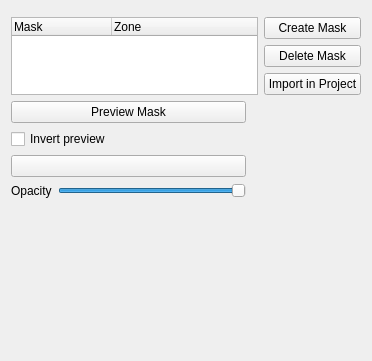
The window that src/ui/maskmanage_ui.ui (KDE/kdenlive) describes before a commit, drawn with Qt 5.
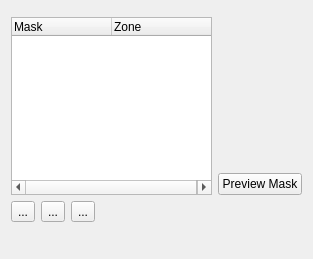
The same window after the commit. Icons and pictures are not drawn. Custom widgets are drawn as their Qt base class.

Commit message: Move mask display control to monitor toolbar

Diff of the .ui file:
```diff
--- a/src/ui/maskmanage_ui.ui
+++ b/src/ui/maskmanage_ui.ui
@@ -10,39 +10,36 @@
    <rect>
     <x>0</x>
     <y>0</y>
-    <width>372</width>
-    <height>361</height>
+    <width>313</width>
+    <height>259</height>
    </rect>
   </property>
   <property name="windowTitle">
    <string>Form</string>
   </property>
   <layout class="QGridLayout" name="gridLayout">
-   <item row="8" column="0">
-    <layout class="QHBoxLayout" name="horizontalLayout">
-     <item>
-      <widget class="QLabel" name="label">
-       <property name="text">
-        <string>Opacity</string>
-       </property>
-      </widget>
-     </item>
-     <item>
-      <widget class="QSlider" name="opacity">
-       <property name="maximum">
-        <number>100</number>
-       </property>
-       <property name="value">
-        <number>100</number>
-       </property>
-       <property name="orientation">
-        <enum>Qt::Orientation::Horizontal</enum>
-       </property>
-      </widget>
-     </item>
-    </layout>
+   <item row="0" column="0" colspan="2">
+    <widget class="KMessageWidget" name="samStatus">
+     <property name="closeButtonVisible">
+      <bool>false</bool>
+     </property>
+    </widget>
    </item>
-   <item row="5" column="2" rowspan="5" colspan="2">
+   <item row="1" column="0" rowspan="2">
+    <widget class="QTreeWidget" name="maskTree">
+     <column>
+      <property name="text">
+       <string>Mask</string>
+      </property>
+     </column>
+     <column>
+      <property name="text">
+       <string>Zone</string>
+      </property>
+     </column>
+    </widget>
+   </item>
+   <item row="1" column="1">
     <widget class="QLabel" name="thumbPreview">
      <property name="sizePolicy">
       <sizepolicy hsizetype="MinimumExpanding" vsizetype="MinimumExpanding">
@@ -58,10 +55,7 @@
      </property>
     </widget>
    </item>
-   <item row="7" column="0">
-    <widget class="KColorButton" name="maskColor"/>
-   </item>
-   <item row="5" column="0">
+   <item row="2" column="1">
     <widget class="QPushButton" name="buttonPreview">
      <property name="text">
       <string>Preview Mask</string>
@@ -71,21 +65,63 @@
      </property>
     </widget>
    </item>
-   <item row="3" column="3">
-    <widget class="QPushButton" name="pushButton">
-     <property name="text">
-      <string>Import in Project</string>
-     </property>
-    </widget>
+   <item row="3" column="0" colspan="2">
+    <layout class="QHBoxLayout" name="horizontalLayout">
+     <item>
+      <widget class="QToolButton" name="buttonAdd">
+       <property name="toolTip">
+        <string>Create New Mask</string>
+       </property>
+       <property name="text">
+        <string>...</string>
+       </property>
+       <property name="icon">
+        <iconset theme="list-add"/>
+       </property>
+      </widget>
+     </item>
+     <item>
+      <widget class="QToolButton" name="buttonDelete">
+       <property name="toolTip">
+        <string>Delete Mask</string>
+       </property>
+       <property name="text">
+        <string>...</string>
+       </property>
+       <property name="icon">
+        <iconset theme="edit-delete"/>
+       </property>
+      </widget>
+     </item>
+     <item>
+      <widget class="QToolButton" name="toolImport">
+       <property name="toolTip">
+        <string>Import Mask in Project</string>
+       </property>
+       <property name="text">
+        <string>...</string>
+       </property>
+       <property name="icon">
+        <iconset theme="document-import"/>
+       </property>
+      </widget>
+     </item>
+     <item>
+      <spacer name="horizontalSpacer">
+       <property name="orientation">
+        <enum>Qt::Orientation::Horizontal</enum>
+       </property>
+       <property name="sizeHint" stdset="0">
+        <size>
+         <width>40</width>
+         <height>20</height>
+        </size>
+       </property>
+      </spacer>
+     </item>
+    </layout>
    </item>
-   <item row="6" column="0">
-    <widget class="QCheckBox" name="invertPreview">
-     <property name="text">
-      <string>Invert preview</string>
-     </property>
-    </widget>
-   </item>
-   <item row="10" column="0">
+   <item row="4" column="0">
     <spacer name="verticalSpacer">
      <property name="orientation">
       <enum>Qt::Orientation::Vertical</enum>
@@ -98,49 +134,9 @@
      </property>
     </spacer>
    </item>
-   <item row="1" column="3">
-    <widget class="QPushButton" name="buttonAdd">
-     <property name="text">
-      <string>Create Mask</string>
-     </property>
-    </widget>
-   </item>
-   <item row="2" column="3">
-    <widget class="QPushButton" name="buttonDelete">
-     <property name="text">
-      <string>Delete Mask</string>
-     </property>
-    </widget>
-   </item>
-   <item row="1" column="0" rowspan="3" colspan="3">
-    <widget class="QTreeWidget" name="maskTree">
-     <column>
-      <property name="text">
-       <string>Mask</string>
-      </property>
-     </column>
-     <column>
-      <property name="text">
-       <string>Zone</string>
-      </property>
-     </column>
-    </widget>
-   </item>
-   <item row="0" column="0" colspan="4">
-    <widget class="KMessageWidget" name="samStatus">
-     <property name="closeButtonVisible">
-      <bool>false</bool>
-     </property>
-    </widget>
-   </item>
   </layout>
  </widget>
  <customwidgets>
-  <customwidget>
-   <class>KColorButton</class>
-   <extends>QPushButton</extends>
-   <header>kcolorbutton.h</header>
-  </customwidget>
   <customwidget>
    <class>KMessageWidget</class>
    <extends>QFrame</extends>
```
The commit also changes 12 other files.
